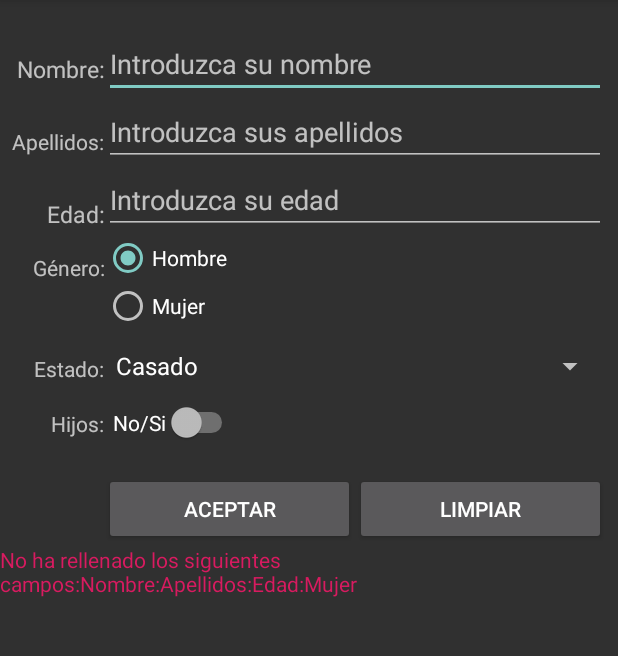
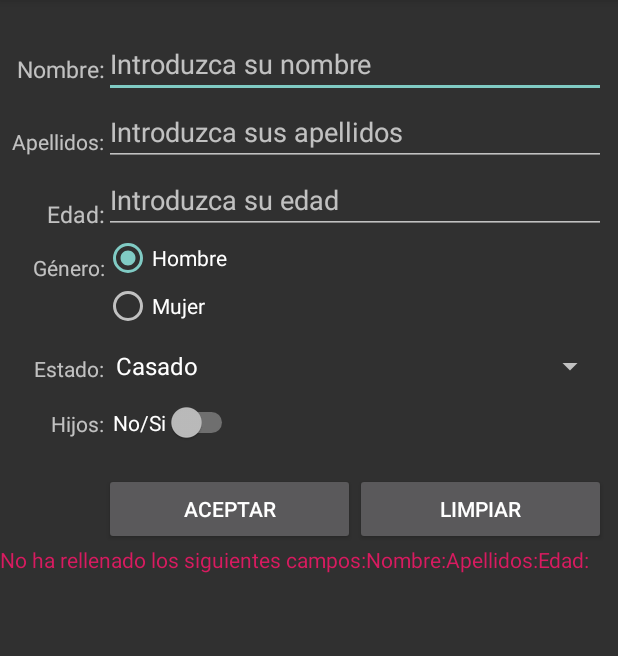
Before and after one commit to jdvc171/PracticaTema2PMDM_Android, an Android app: the screen it shows after launch (PracticaActivity), after a tap on "ACEPTAR", on a phone screen of 412 x 824 dp, the part 84-740 px from its top. Run offline under Robolectric (Android 15) with nearby library versions, the phone set to English and light mode, and no system bars.

Commit message:
Cambiar cosas

```diff
--- a/app/src/main/AndroidManifest.xml
+++ b/app/src/main/AndroidManifest.xml
@@ -16,7 +16,6 @@
                 <category android:name="android.intent.category.LAUNCHER" />
             </intent-filter>
         </activity>
-        <activity android:name="studium.prctica.practicatema2.EtiquetaMostrarDatos" />
     </application>
 
 </manifest>
--- a/app/src/main/java/studium/prctica/practicatema2/PracticaActivity.java
+++ b/app/src/main/java/studium/prctica/practicatema2/PracticaActivity.java
@@ -1,6 +1,5 @@
 package studium.prctica.practicatema2;
 
-import android.content.Intent;
 import android.os.Bundle;
 import android.support.v7.app.AppCompatActivity;
 import android.view.View;
@@ -12,13 +11,14 @@ import android.widget.RadioGroup;
 import android.widget.Spinner;
 import android.widget.Switch;
 import android.widget.TextView;
+
 import studium.prctica.prcticatema2.R;
 
 public class PracticaActivity extends AppCompatActivity  {
 
     Spinner lista1;
     EditText editNombre,editapellidos,editedad;
-    TextView txtNombre,txtApellidos,txtEdad,txtVhijos,txtgenero,txtdatos,txtdatosError;
+    TextView txtNombre,txtApellidos,txtEdad,txtVhijos,txtgenero,txtdatosError,txtCorrecto;
     Switch switch1;
     Button btn1,btn2;
     RadioGroup RG;
@@ -38,6 +38,7 @@ public class PracticaActivity extends AppCompatActivity  {
         editapellidos =  findViewById(R.id.editText4);
         editedad =  findViewById(R.id.editText5);
         txtdatosError = findViewById(R.id.textView0);
+        txtCorrecto = findViewById(R.id.textViewCorrecto);
         txtVhijos = findViewById(R.id.textView9);
         txtgenero =  findViewById(R.id.textView7);
         switch1 =  findViewById(R.id.switch1);
@@ -47,7 +48,7 @@ public class PracticaActivity extends AppCompatActivity  {
         RG =  findViewById(R.id.radioButton1);
 
         txtdatosError.setVisibility(View.INVISIBLE);
-
+        txtCorrecto.setVisibility(View.INVISIBLE);
          adapEstados =  ArrayAdapter.createFromResource(this,R.array.estado2,
                         android.R.layout.simple_spinner_dropdown_item);
 
@@ -60,7 +61,20 @@ public class PracticaActivity extends AppCompatActivity  {
                 //Obtenemos radiobutton seleccionado
                 int rg1 = RG.getCheckedRadioButtonId();
                 RadioButton rb1 = findViewById(rg1);
+                txtdatosError.setVisibility(View.INVISIBLE);
+                txtCorrecto.setText("");
 
+                //obtenemos el valor del switch
+                String sino="";
+                boolean nosi = switch1.isChecked();
+                if (nosi==true){
+                    sino=switch1.getTextOn().toString();
+                }
+                else{
+                    sino =switch1.getTextOff().toString();
+                }
+
+                //Iniciamos las condiciones para mostrar resultados
                  if(!editNombre.getText().toString().isEmpty() &&
                          !editapellidos.getText().toString().isEmpty() &&
                          !editedad.getText().toString().isEmpty())
@@ -74,17 +88,13 @@ public class PracticaActivity extends AppCompatActivity  {
                     if(años2<18){edadFinal="Menor de edad";}
                     else{edadFinal="Mayor de edad";}
 
-                    //Creamos el Intent
-                    Intent intent = new Intent(PracticaActivity.this,
-                            EtiquetaMostrarDatos.class);
-                    intent.putExtra("DATOS",editapellidos.getText().toString()+", "+
+
+
+                    txtCorrecto.setText(editapellidos.getText().toString()+", "+
                             editNombre.getText().toString()+"\n"+edadFinal +", "+ rb1.getText()+
                             ", " + lista1.getSelectedItem()+"\n" + txtVhijos.getText() +
-                            switch1.getTextOff()+"\n");
-
-
-                    //Iniciamos la nueva actividad
-                    startActivity(intent);
+                            sino+"\n");
+                    txtCorrecto.setVisibility(View.VISIBLE);
 
                 }
 
@@ -102,11 +112,12 @@ public class PracticaActivity extends AppCompatActivity  {
                      if(editedad.getText().toString().isEmpty()){
                          data+=txtEdad.getText().toString();
                      }
-                     String caca= getResources().getString(R.string.mujer);
 
 
-                    txtdatosError.setText(data+caca);
+                     txtdatosError.setText(data);
                      txtdatosError.setVisibility(View.VISIBLE);
+
+
                 }
             }
         });
@@ -120,6 +131,8 @@ public class PracticaActivity extends AppCompatActivity  {
                 switch1.setChecked(false);
                 RG.check(R.id.radioButton6);
                 lista1.setSelection(0);
+                txtCorrecto.setText("");
+                txtCorrecto.setVisibility(View.INVISIBLE);
                 txtdatosError.setVisibility(View.INVISIBLE);
                 txtdatosError.setText(R.string.datosError);
             }
--- a/app/src/main/res/layout/activity_practica.xml
+++ b/app/src/main/res/layout/activity_practica.xml
@@ -145,7 +145,7 @@
                 android:paddingLeft="6dp"
                 android:text="@string/switch2"
                 android:textOff="No"
-                android:textOn="Si" />
+                android:textOn="Si/Yes" />
 
             <LinearLayout
                 android:layout_width="match_parent"
@@ -184,4 +184,10 @@
         android:text="@string/datosError"
         android:textColor="@color/colorAccent" />
 
+    <TextView
+        android:id="@+id/textViewCorrecto"
+        android:layout_width="match_parent"
+        android:layout_height="wrap_content"
+        android:text="" />
+
 </LinearLayout>
```
Also changed, not shown: app/src/main/java/studium/prctica/practicatema2/EtiquetaMostrarDatos.java (deleted, +0 -47 lines), app/src/main/res/layout/activity_etiqueta_mostrar_datos.xml (deleted, +0 -23 lines).
